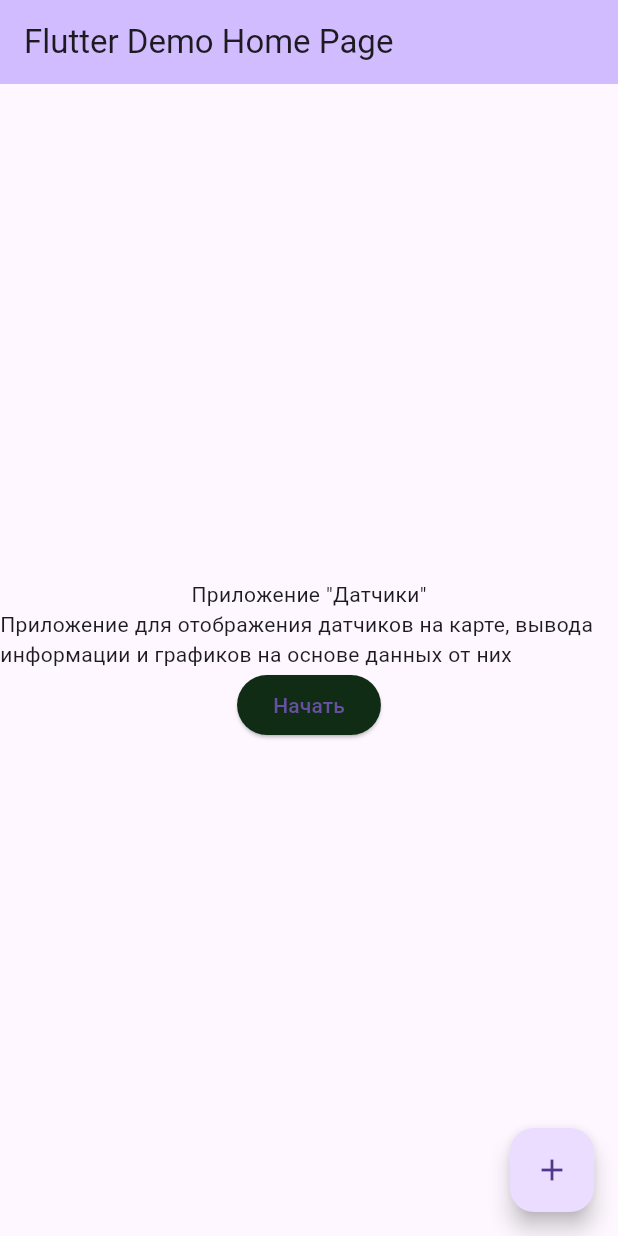
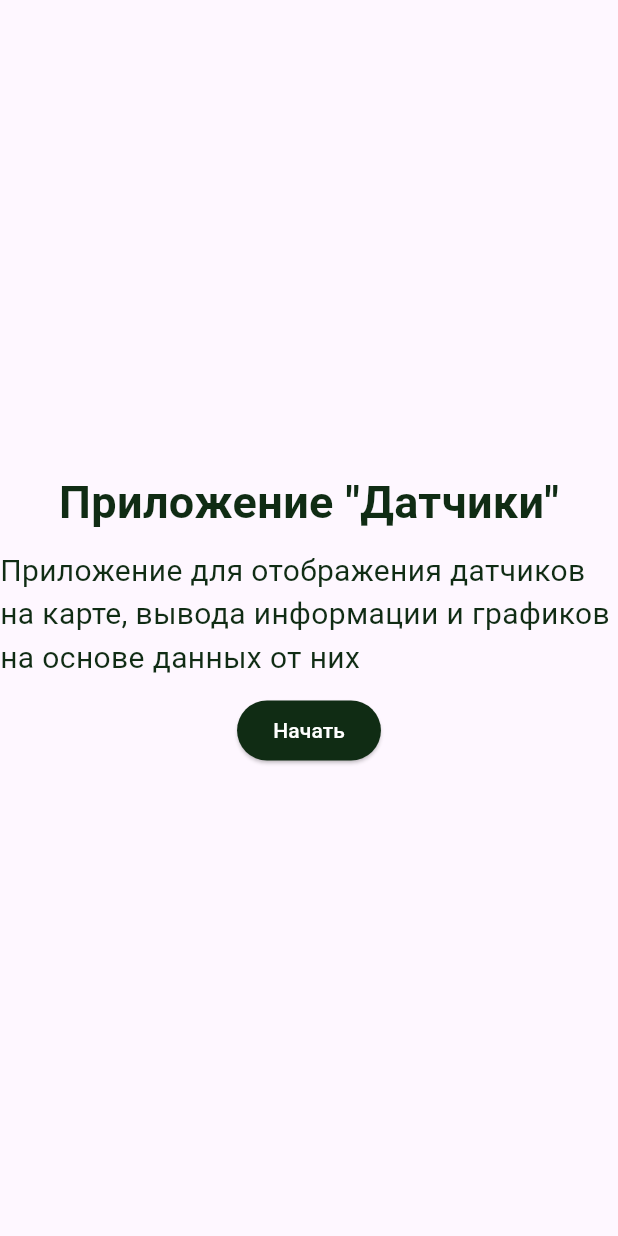
Before and after one commit to TatianaChF/sensors, a Flutter app: the screen it shows after launch, on a phone screen of 412 x 824 dp. Run offline on Flutter 3.47's test engine with Material 3 defaults, Android fonts, the phone set to English and light mode, and no system bars; our stand-ins replace flutter_map, go_router, latlong2.

Commit message:
change text style

```diff
--- a/lib/main.dart
+++ b/lib/main.dart
@@ -53,44 +53,46 @@ class MyHomePage extends StatefulWidget {
 }
 
 class _MyHomePageState extends State<MyHomePage> {
-  int _counter = 0;
-
-  void _incrementCounter() {
-    setState(() {
-      _counter++;
-    });
-  }
 
   @override
   Widget build(BuildContext context) {
     return Scaffold(
-      appBar: AppBar(
-        backgroundColor: Theme.of(context).colorScheme.inversePrimary,
-        title: Text(widget.title),
-      ),
       body: Center(
         child: Column(
           mainAxisAlignment: MainAxisAlignment.center,
           children: <Widget>[
             const Text(
               'Приложение "Датчики"',
+              style: TextStyle(
+                  fontSize: 30,
+                  color: Color(0xFF102C14),
+                  fontWeight: FontWeight.bold
+              ),
             ),
-            Text('Приложение для отображения датчиков на карте, вывода информации и графиков на основе данных от них'),
+            SizedBox(height: 10,),
+            Text(
+                'Приложение для отображения датчиков на карте, вывода информации и графиков на основе данных от них',
+                style: TextStyle(
+                    fontSize: 20,
+                    color: Color(0xFF102C14)
+                )
+            ),
+            SizedBox(height: 10,),
             ElevatedButton(
                 style: const ButtonStyle(
                   backgroundColor: WidgetStatePropertyAll<Color>(Color(0xFF102C14)),
                 ),
                 onPressed: () => context.go("/map"),
-                child: Text('Начать')
+                child: Text(
+                    'Начать',
+                    style: TextStyle(
+                        color: Colors.white,
+                    )
+                )
             ),
           ],
         ),
       ),
-      floatingActionButton: FloatingActionButton(
-        onPressed: _incrementCounter,
-        tooltip: 'Increment',
-        child: const Icon(Icons.add),
-      ),
     );
   }
 }
```
